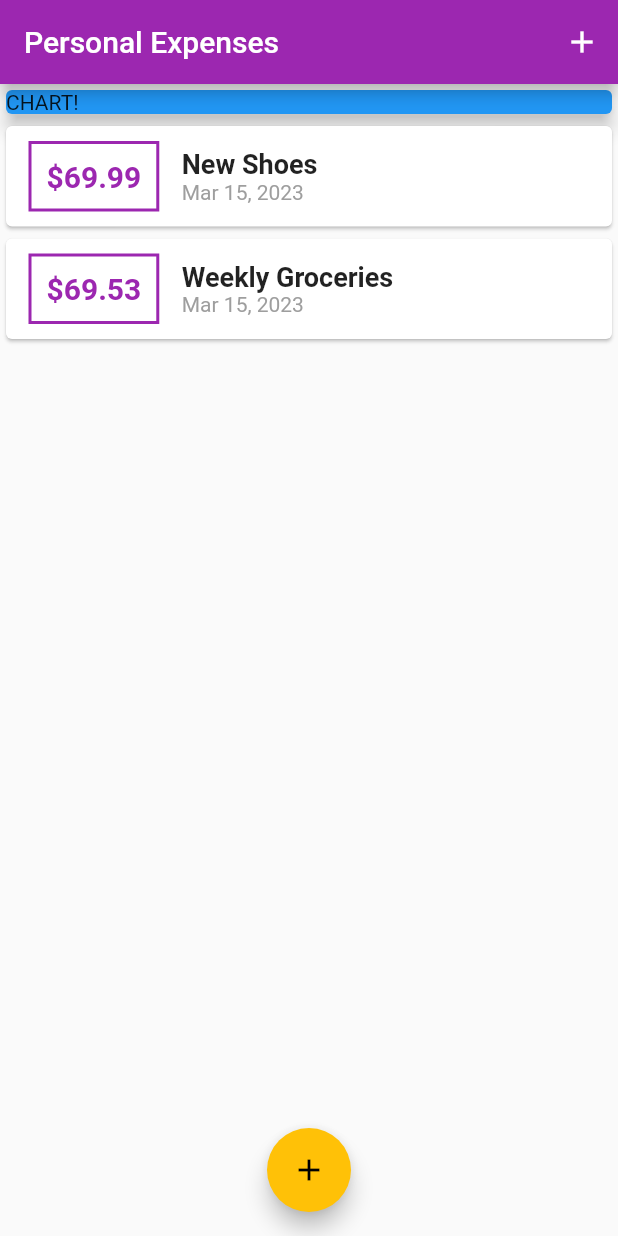
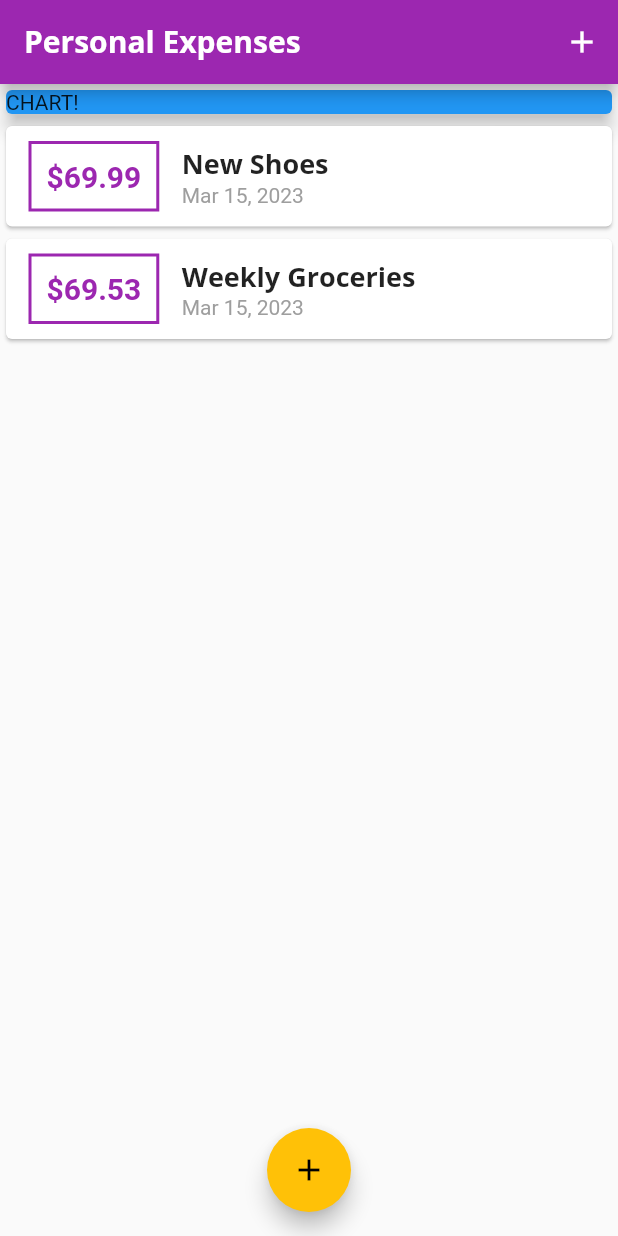
Before and after one commit to Muhamadfikri20/flutter_complete_guide_2, a Flutter app: the screen it shows after launch, on a phone screen of 412 x 824 dp. Run offline on Flutter 3.47's test engine with Material 2 defaults, Android fonts, the light colour scheme and no system bars.

Commit message:
custom_fonts_and_working_with_text_themes

```diff
--- a/lib/main.dart
+++ b/lib/main.dart
@@ -13,7 +13,12 @@ class MyApp extends StatelessWidget {
     return MaterialApp(
       title: 'Personal Expenses',
       home: MyHomePage(),
-      theme: ThemeData(primarySwatch: Colors.purple, accentColor: Colors.amber),
+      theme: ThemeData(
+          primarySwatch: Colors.purple,
+          accentColor: Colors.amber,
+          fontFamily: 'Quicksand',
+          textTheme: ThemeData.light().textTheme.copyWith(headline6: TextStyle(fontFamily: 'OpenSans', fontWeight: FontWeight.bold, fontSize: 18)),
+          appBarTheme: AppBarTheme(textTheme: ThemeData.light().textTheme.copyWith(headline6: TextStyle(fontFamily: 'OpenSans', fontSize: 20, fontWeight: FontWeight.bold)))),
     );
   }
 }
@@ -52,7 +57,9 @@ class _MyHomePageState extends State<MyHomePage> {
   Widget build(BuildContext context) {
     return Scaffold(
       appBar: AppBar(
-        title: Text('Personal Expenses'),
+        title: Text(
+          'Personal Expenses',
+        ),
         actions: <Widget>[
           IconButton(
             icon: Icon(Icons.add),
--- a/lib/widgets/transaction_list.dart
+++ b/lib/widgets/transaction_list.dart
@@ -27,7 +27,7 @@ class TransactionList extends StatelessWidget {
                   children: [
                     Text(
                       transactions[index].title,
-                      style: TextStyle(fontSize: 18, fontWeight: FontWeight.bold),
+                      style: Theme.of(context).textTheme.headline6,
                     ),
                     Text(
                       DateFormat.yMMMd().format(transactions[index].date),
```
Also changed, not shown: pubspec.yaml (+11 -11 lines), assets/fonts/OpenSans-Bold.ttf (added), assets/fonts/OpenSans-Regular.ttf (added), assets/fonts/Quicksand-Bold.ttf (added), assets/fonts/Quicksand-Light.ttf (added), assets/fonts/Quicksand-Medium.ttf (added), assets/fonts/Quicksand-Regular.ttf (added), 1 other file.
